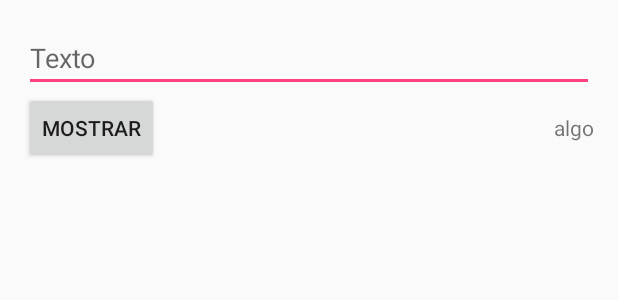
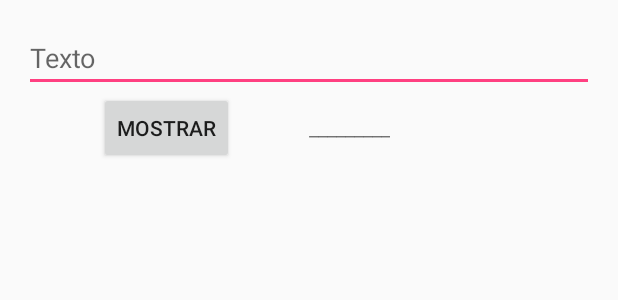
Before and after one commit to mirodrigom/clase-uno, an Android app: the layout activity_main.xml on its own in the app's theme, with its tools: preview values and no code run, on a phone screen of 412 x 824 dp. Shown: the top 300 px of the screen. Run offline under Robolectric (Android 15) with nearby library versions, the phone set to English and light mode, and no system bars.

Commit message:
cambie string

```diff
--- a/app/src/main/java/com/example/alumno/clase_uno/Escuchador.java
+++ b/app/src/main/java/com/example/alumno/clase_uno/Escuchador.java
@@ -23,6 +23,10 @@ public class Escuchador implements View.OnClickListener {
 
     @Override
     public void onClick(View v) {
-        txt1.setText(edt1.getText().toString());
+        if(v.findViewById(R.id.btn1).isPressed())
+        {
+            txt1.setText(edt1.getText().toString());
+            edt1.setText("");
+        }
     }
 }
--- a/app/src/main/java/com/example/alumno/clase_uno/MainActivity.java
+++ b/app/src/main/java/com/example/alumno/clase_uno/MainActivity.java
@@ -19,7 +19,9 @@ public class MainActivity extends AppCompatActivity {
         txe1.setHint("ver");
         txt1.setText("--------");
         btn1.setText("Mostrar!");
-        Escuchador escuchador = new Escuchador();
+
+        Escuchador escuchador = new Escuchador(txt1,txe1);
         btn1.setOnClickListener(escuchador);
+
     }
 }
--- a/app/src/main/res/layout/activity_main.xml
+++ b/app/src/main/res/layout/activity_main.xml
@@ -16,6 +16,7 @@
     android:orientation="vertical">
 
     <EditText
+        android:id="@+id/txe1"
         android:layout_width="match_parent"
         android:layout_height="wrap_content"
         android:hint="Texto"/>
@@ -28,18 +29,17 @@
         <Button
             android:layout_width="wrap_content"
             android:layout_height="wrap_content"
-            android:text="@string/btn1"/>
+            android:text="@string/btn1"
+            android:id="@+id/btn1"
+            android:layout_marginLeft="50dp"/>
 
-        <View
-            android:layout_width="0dp"
-            android:layout_height="0dp"
-            android:layout_weight="1"
-            />
 
         <TextView
+            android:id="@+id/txt1"
             android:layout_width="wrap_content"
             android:layout_height="wrap_content"
-            android:text="algo" />
+            android:text="_________"
+            android:layout_marginLeft="50dp"/>
 
     </LinearLayout>
 
--- a/app/src/main/res/values/strings.xml
+++ b/app/src/main/res/values/strings.xml
@@ -1,4 +1,5 @@
 <resources>
     <string name="app_name">clase-uno</string>
     <string name="btn1">Mostrar</string>
+    <string name="btn2">Mostrar2</string>
 </resources>
```
